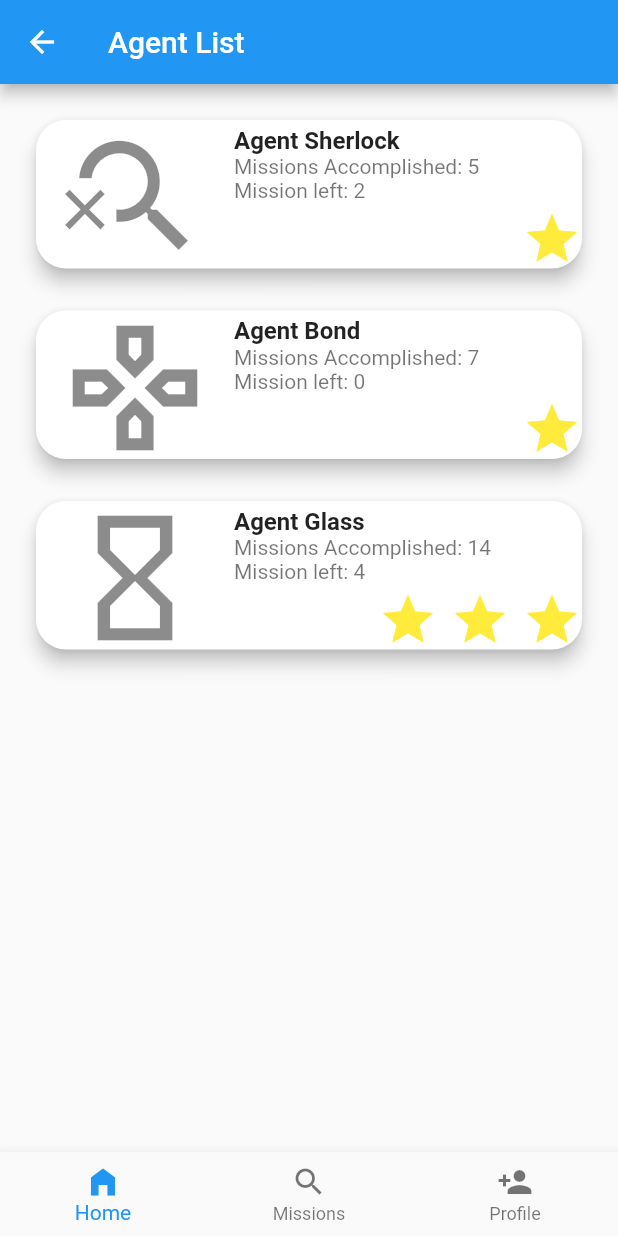
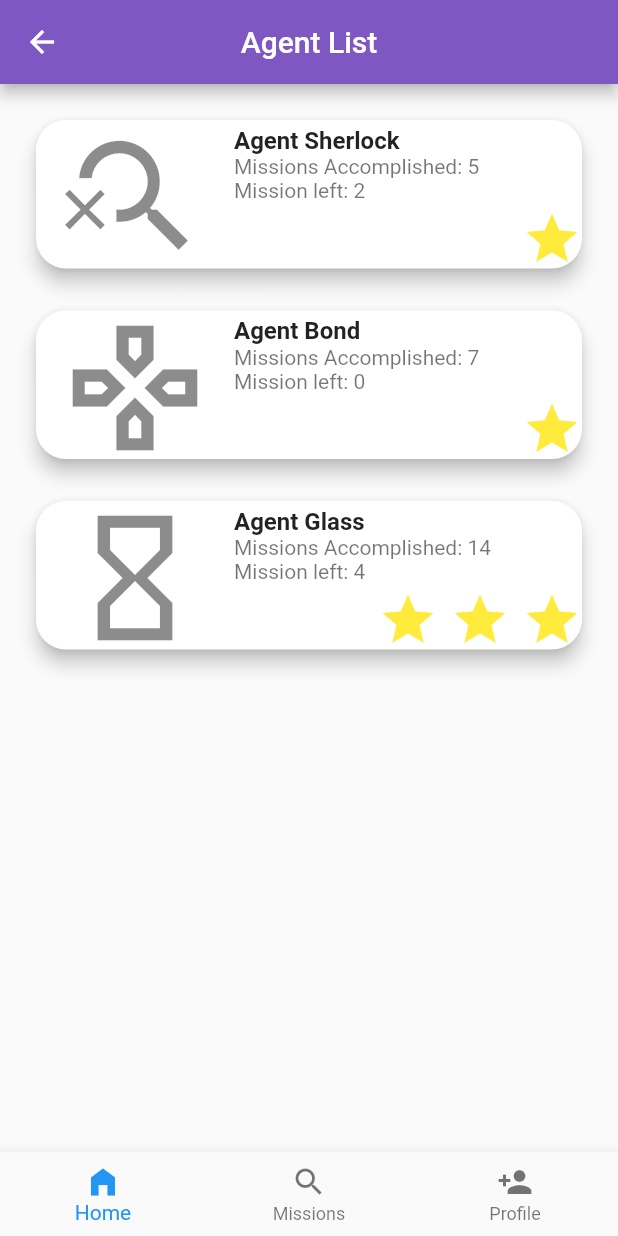
Before and after one commit to Navaneethp007/Miss_me, a Flutter app: the Agents screen opened directly, on a phone screen of 412 x 824 dp. Run offline on Flutter 3.47's test engine with Material 2 defaults, Android fonts, the phone set to English and light mode, and no system bars; network calls fail.

Commit message:
Changed color of appBar in agents list page

```diff
--- a/miss_me/lib/pages/agent.dart
+++ b/miss_me/lib/pages/agent.dart
@@ -171,6 +171,8 @@ class _AgentsState extends State<Agents> {
       child: Scaffold(
         appBar: AppBar(
           title: const Text("Agent List"),
+          centerTitle: true,
+          backgroundColor: Colors.deepPurple[400],
         ),
         body: SingleChildScrollView(
           child: Column(
```
